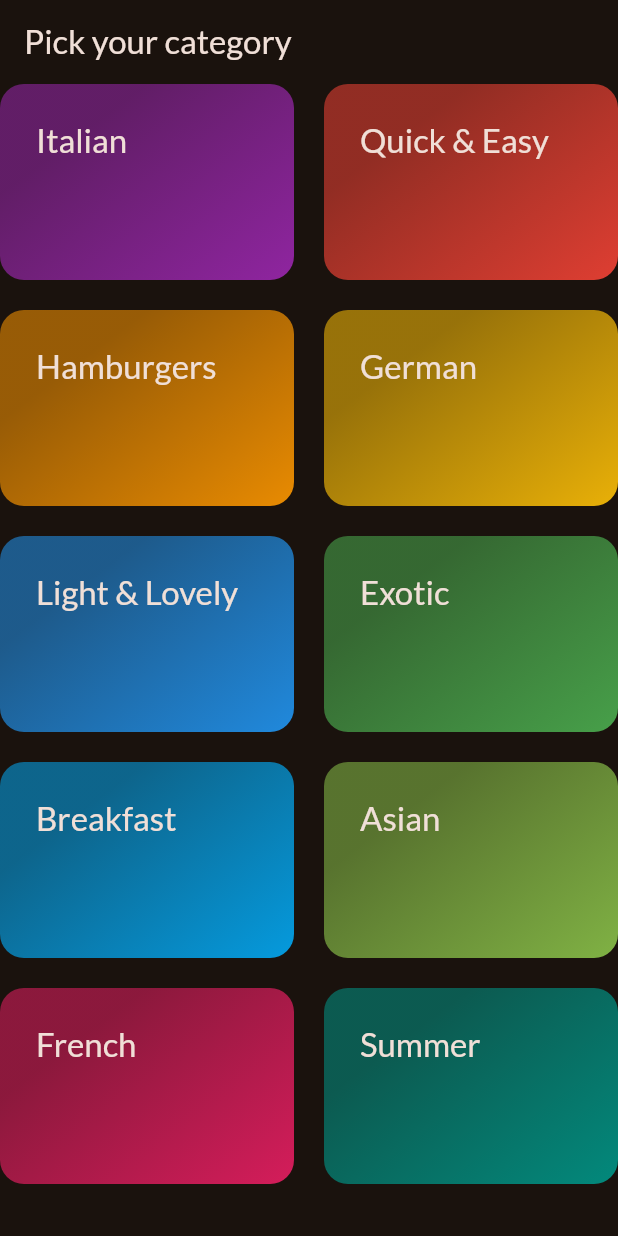
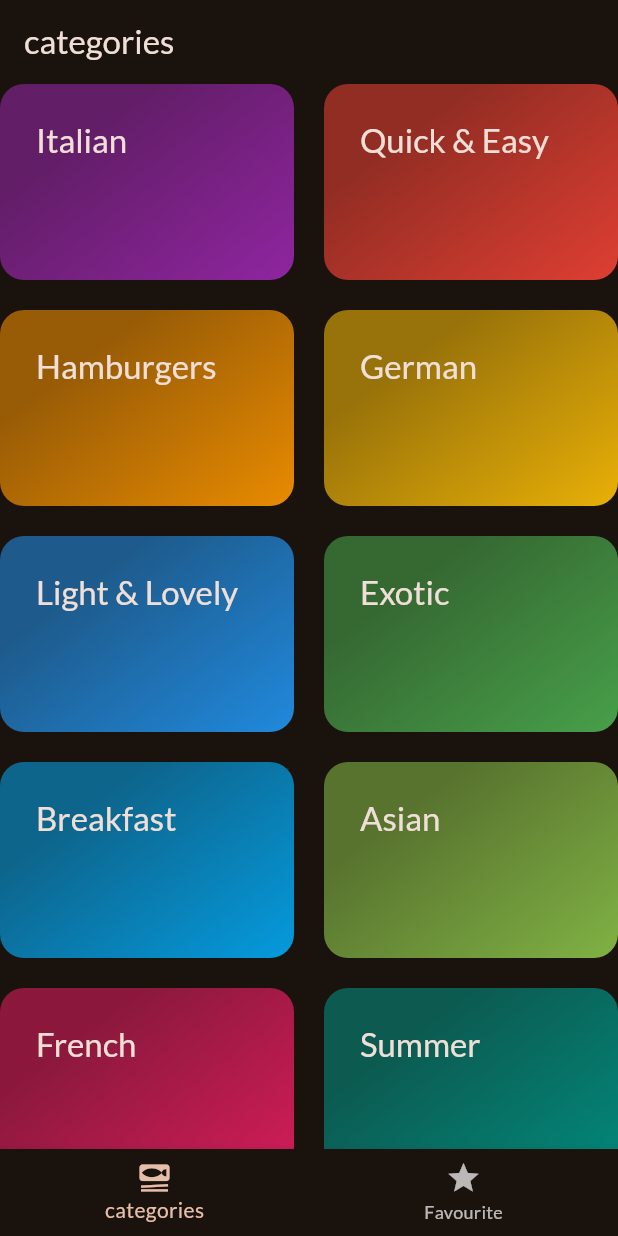
Before and after one commit to Kartik30R/meals, a Flutter app: the screen it shows after launch, on a phone screen of 412 x 824 dp. Run offline on Flutter 3.47's test engine with Material 3 defaults, Android fonts, the phone set to English and light mode, and no system bars; our stand-ins replace google_fonts, transparent_image.

```diff
--- a/lib/main.dart
+++ b/lib/main.dart
@@ -1,6 +1,6 @@
 import 'package:flutter/material.dart';
 import 'package:google_fonts/google_fonts.dart';
-import 'package:meals/screens/categories.dart';
+import 'package:meals/screens/tabs.dart';
 
 final theme = ThemeData(
   useMaterial3: true,
@@ -22,7 +22,7 @@ class App extends StatelessWidget {
   Widget build(BuildContext context) {
     return MaterialApp(
       theme: theme,
-      home: const CategoriesScreen()
+      home: TabsScreen()
     );
   }
 }
--- a/lib/screens/categories.dart
+++ b/lib/screens/categories.dart
@@ -1,11 +1,15 @@
 import 'package:flutter/material.dart';
 import 'package:meals/data/dummy_data.dart';
 import 'package:meals/models/category.dart';
+import 'package:meals/models/meal.dart';
 import 'package:meals/screens/meals.dart';
 import 'package:meals/widgets/category_grid_items.dart';
 
 class CategoriesScreen extends StatelessWidget {
-  const CategoriesScreen({super.key});
+  const CategoriesScreen({super.key, required this.ontoggleFavourite});
+
+
+    final void Function(Meal meal ) ontoggleFavourite;
   void _selectedCategory(BuildContext context,Category category) {
    final filteredMeals= dummyMeals.where((meal) => meal.categories.contains(category.id)).toList();
 
@@ -14,16 +18,12 @@ class CategoriesScreen extends StatelessWidget {
         MaterialPageRoute(
 
             builder: (ctx) =>
-                 MealsScreen(title:category.title, meals: filteredMeals)));
+                 MealsScreen(title:category.title, meals: filteredMeals, ontoggleFavourite: ( meal) { ontoggleFavourite(meal); },)));
   }
 
   @override
   Widget build(BuildContext context) {
-    return Scaffold(
-        appBar: AppBar(
-          title: const Text(('Pick your category')),
-        ),
-        body: GridView(
+    return GridView(
           gridDelegate: const SliverGridDelegateWithFixedCrossAxisCount(
             crossAxisCount: 2,
             childAspectRatio: 3 / 2,
@@ -34,6 +34,6 @@ class CategoriesScreen extends StatelessWidget {
               .map((category) => CategoryGridItem(category: category, onSelectCategory:(){_selectedCategory(context,category);
               } ,))
               .toList(),
-        ));
+        );
   }
 }
--- /dev/null
+++ b/lib/screens/tabs.dart
@@ -0,0 +1,77 @@
+import 'package:flutter/material.dart';
+import 'package:meals/models/meal.dart';
+import 'package:meals/screens/categories.dart';
+import 'package:meals/screens/meals.dart';
+
+class TabsScreen extends StatefulWidget {
+  TabsScreen({super.key});
+
+  @override
+  State<TabsScreen> createState() => _TabsScreenState();
+}
+
+class _TabsScreenState extends State<TabsScreen> {
+  int _selectedPageIndex = 0;
+  final List<Meal> _favouriteMeal = [];
+
+  void _showInfoMessage (String message){
+    ScaffoldMessenger.of(context).clearSnackBars();
+    ScaffoldMessenger.of(context).showSnackBar(
+      SnackBar(content: Text(message)),
+    );
+  }
+
+  void _toggleMealFavouriteStatus(Meal meal) {
+    final isExisting = _favouriteMeal.contains(meal);
+    if (isExisting) {
+      setState(() {
+        _favouriteMeal.remove(meal);
+      });
+      _showInfoMessage('Meals is no longer favourite');
+    } else {
+      setState(() {
+        _favouriteMeal.add(meal);
+        _showInfoMessage('Marked as favourite');
+      });
+    }
+  }
+
+  void _selectPage(int index) {
+    setState(() {
+      _selectedPageIndex = index;
+    });
+  }
+
+  @override
+  Widget build(BuildContext context) {
+    Widget activePage = CategoriesScreen(
+      ontoggleFavourite: (Meal meal) {
+        _toggleMealFavouriteStatus(meal);
+      },
+    );
+    var activePageTitle = "categories";
+    if (_selectedPageIndex == 1) {
+      activePage = MealsScreen(
+        title: null,
+        meals: _favouriteMeal,
+        ontoggleFavourite: (Meal meal) {
+          _toggleMealFavouriteStatus(meal);
+        },
+      );
+      activePageTitle = 'Your favourite';
+    }
+
+    return Scaffold(
+      appBar: AppBar(title: Text(activePageTitle)),
+      body: activePage,
+      bottomNavigationBar: BottomNavigationBar(
+          currentIndex: _selectedPageIndex,
+          onTap: _selectPage,
+          items: const [
+            BottomNavigationBarItem(
+                icon: Icon(Icons.set_meal), label: 'categories'),
+            BottomNavigationBarItem(icon: Icon(Icons.star), label: 'Favourite')
+          ]),
+    );
+  }
+}
```
Also changed, not shown: lib/screens/meals.dart (+16 -14 lines), lib/screens/meals_details.dart (+24 -5 lines).
